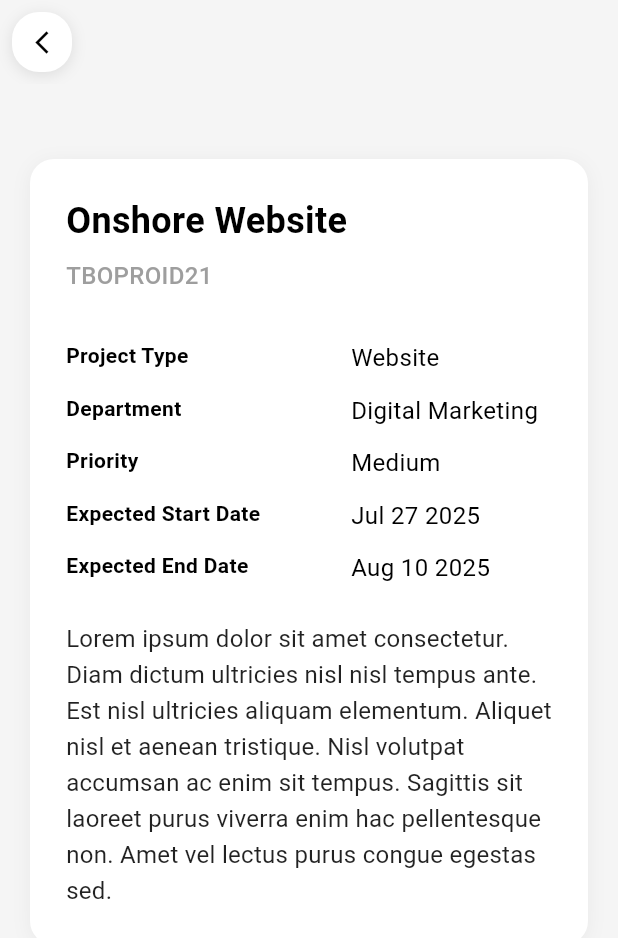
After one commit to teambackoffice/tbo_app, a Flutter app: the ProjectsPage screen opened directly, after a tap on "Onshore Website", on a phone screen of 412 x 824 dp. The commit adds this screen. Shown: the top 938 px of the screen. Run offline on Flutter 3.47's test engine with Material 3 defaults, Android fonts, the light colour scheme and no system bars; our stand-ins replace fl_chart; network calls fail.

Commit message:
Employee Project details page

```diff
--- /dev/null
+++ b/lib/view/employee/projects/project_details.dart
@@ -0,0 +1,143 @@
+import 'package:flutter/material.dart';
+
+class ProjectDetails extends StatelessWidget {
+  const ProjectDetails({super.key});
+
+  @override
+  Widget build(BuildContext context) {
+    return Scaffold(
+      backgroundColor: const Color(0xFFF5F5F5),
+      appBar: AppBar(
+        backgroundColor: const Color(0xFFF5F5F5),
+        elevation: 0,
+        leading: Padding(
+          padding: const EdgeInsets.all(8.0),
+          child: GestureDetector(
+            onTap: () => Navigator.of(context).pop(),
+            child: Container(
+              decoration: BoxDecoration(
+                color: Colors.white,
+                borderRadius: BorderRadius.circular(18),
+                boxShadow: [
+                  BoxShadow(
+                    color: Colors.black.withOpacity(0.1),
+                    blurRadius: 8,
+                    offset: const Offset(0, 2),
+                  ),
+                ],
+              ),
+              child: const Center(
+                child: Icon(
+                  Icons.arrow_back_ios_new,
+                  color: Colors.black,
+                  size: 18,
+                ),
+              ),
+            ),
+          ),
+        ),
+      ),
+      body: Padding(
+        padding: const EdgeInsets.symmetric(horizontal: 20.0),
+        child: Column(
+          children: [
+            SizedBox(height: 50),
+            // Main content card
+            Container(
+              width: double.infinity,
+              decoration: BoxDecoration(
+                color: Colors.white,
+                borderRadius: BorderRadius.circular(16),
+                boxShadow: [
+                  BoxShadow(
+                    color: Colors.black.withOpacity(0.05),
+                    blurRadius: 10,
+                    offset: const Offset(0, 2),
+                  ),
+                ],
+              ),
+              child: Padding(
+                padding: const EdgeInsets.all(24.0),
+                child: Column(
+                  crossAxisAlignment: CrossAxisAlignment.start,
+                  children: [
+                    // Title
+                    const Text(
+                      'Onshore Website',
+                      style: TextStyle(
+                        fontSize: 24,
+                        fontWeight: FontWeight.bold,
+                        color: Colors.black,
+                      ),
+                    ),
+                    const SizedBox(height: 8),
+
+                    // Project ID
+                    const Text(
+                      'TBOPROID21',
+                      style: TextStyle(
+                        fontSize: 16,
+                        color: Colors.grey,
+                        fontWeight: FontWeight.w500,
+                      ),
+                    ),
+                    const SizedBox(height: 32),
+
+                    // Project details
+                    _buildDetailRow('Project Type', 'Website'),
+                    _buildDetailRow('Department', 'Digital Marketing'),
+                    _buildDetailRow('Priority', 'Medium'),
+                    _buildDetailRow('Expected Start Date', 'Jul 27 2025'),
+                    _buildDetailRow('Expected End Date', 'Aug 10 2025'),
+
+                    const SizedBox(height: 12),
+
+                    // Description
+                    const Text(
+                      'Lorem ipsum dolor sit amet consectetur. Diam dictum ultricies nisl nisl tempus ante. Est nisl ultricies aliquam elementum. Aliquet nisl et aenean tristique. Nisl volutpat accumsan ac enim sit tempus. Sagittis sit laoreet purus viverra enim hac pellentesque non. Amet vel lectus purus congue egestas sed.',
+                      style: TextStyle(
+                        fontSize: 16,
+                        color: Colors.black87,
+                        height: 1.5,
+                        letterSpacing: 0.2,
+                      ),
+                    ),
+                  ],
+                ),
+              ),
+            ),
+          ],
+        ),
+      ),
+    );
+  }
+
+  Widget _buildDetailRow(String label, String value) {
+    return Padding(
+      padding: const EdgeInsets.only(bottom: 12.0),
+      child: Row(
+        crossAxisAlignment: CrossAxisAlignment.start,
+        children: [
+          SizedBox(
+            width: 140,
+            child: Text(
+              label,
+              style: const TextStyle(
+                fontSize: 14,
+                fontWeight: FontWeight.bold,
+                color: Colors.black,
+              ),
+            ),
+          ),
+          const SizedBox(width: 50),
+          Expanded(
+            child: Text(
+              value,
+              style: TextStyle(fontSize: 16, color: Colors.black),
+            ),
+          ),
+        ],
+      ),
+    );
+  }
+}
--- a/lib/view/employee/projects/projects.dart
+++ b/lib/view/employee/projects/projects.dart
@@ -1,4 +1,5 @@
 import 'package:flutter/material.dart';
+import 'package:tbo_app/view/employee/projects/project_details.dart';
 
 class ProjectsPage extends StatelessWidget {
   final List<Map<String, String>> projects = [
@@ -34,7 +35,16 @@ class ProjectsPage extends StatelessWidget {
                       const SizedBox(height: 12),
                   itemBuilder: (context, index) {
                     final project = projects[index];
-                    return Container(
+                    return InkWell(
+                      onTap: () {
+                        Navigator.push(
+                          context,
+                          MaterialPageRoute(
+                            builder: (context) => ProjectDetails(),
+                          ),
+                        );
+                      },
+                      child: Container(
                         padding: const EdgeInsets.symmetric(
                           horizontal: 16,
                           vertical: 16,
@@ -62,6 +72,7 @@ class ProjectsPage extends StatelessWidget {
                             ),
                           ],
                         ),
+                      ),
                     );
                   },
                 ),
```
Lines whose indentation alone changed are shown as unchanged.
